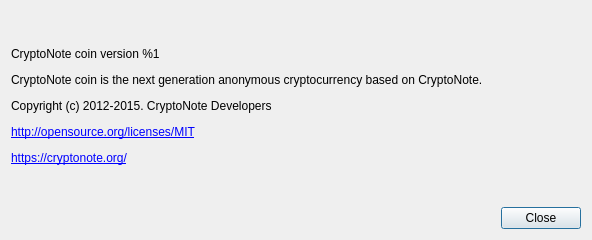
This is src/gui/ui/aboutdialog.ui in snoopcode/litecash-wallet as Qt 5 draws it before an edit. The edited form follows.
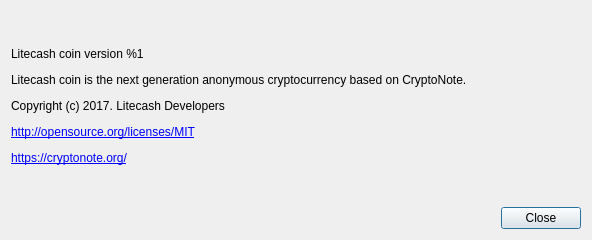
This is the edited form.

Commit message: gui/ui/aboutdialog: update ui about information...

```diff
--- a/src/gui/ui/aboutdialog.ui
+++ b/src/gui/ui/aboutdialog.ui
@@ -41,7 +41,7 @@
       </sizepolicy>
      </property>
      <property name="text">
-      <string>&lt;html&gt;&lt;head/&gt;&lt;body&gt;&lt;p&gt;CryptoNote coin version %1&lt;/p&gt;&lt;p&gt;CryptoNote coin is the next generation anonymous cryptocurrency based on CryptoNote.&lt;/p&gt;&lt;p&gt;Copyright (c) 2012-2015. CryptoNote Developers&lt;/p&gt;&lt;p&gt;&lt;a href=&quot;http://opensource.org/licenses/MIT&quot;&gt;&lt;span style=&quot; text-decoration: underline; color:#0000ff;&quot;&gt;http://opensource.org/licenses/MIT&lt;/span&gt;&lt;/a&gt;&lt;/p&gt;&lt;p&gt;&lt;a href=&quot;https://cryptonote.org/&quot;&gt;&lt;span style=&quot; text-decoration: underline; color:#0000ff;&quot;&gt;https://cryptonote.org/&lt;/span&gt;&lt;/a&gt;&lt;/p&gt;&lt;/body&gt;&lt;/html&gt;</string>
+      <string>&lt;html&gt;&lt;head/&gt;&lt;body&gt;&lt;p&gt;Litecash coin version %1&lt;/p&gt;&lt;p&gt;Litecash coin is the next generation anonymous cryptocurrency based on CryptoNote.&lt;/p&gt;&lt;p&gt;Copyright (c) 2017. Litecash Developers&lt;/p&gt;&lt;p&gt;&lt;a href=&quot;http://opensource.org/licenses/MIT&quot;&gt;&lt;span style=&quot; text-decoration: underline; color:#0000ff;&quot;&gt;http://opensource.org/licenses/MIT&lt;/span&gt;&lt;/a&gt;&lt;/p&gt;&lt;p&gt;&lt;a href=&quot;https://litecashcore.org/&quot;&gt;&lt;span style=&quot; text-decoration: underline; color:#0000ff;&quot;&gt;https://cryptonote.org/&lt;/span&gt;&lt;/a&gt;&lt;/p&gt;&lt;/body&gt;&lt;/html&gt;</string>
      </property>
      <property name="textFormat">
       <enum>Qt::RichText</enum>
```
